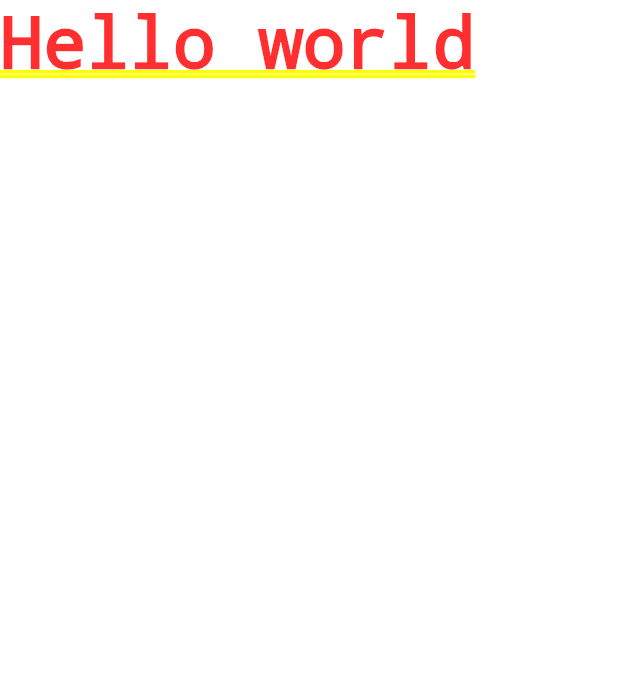
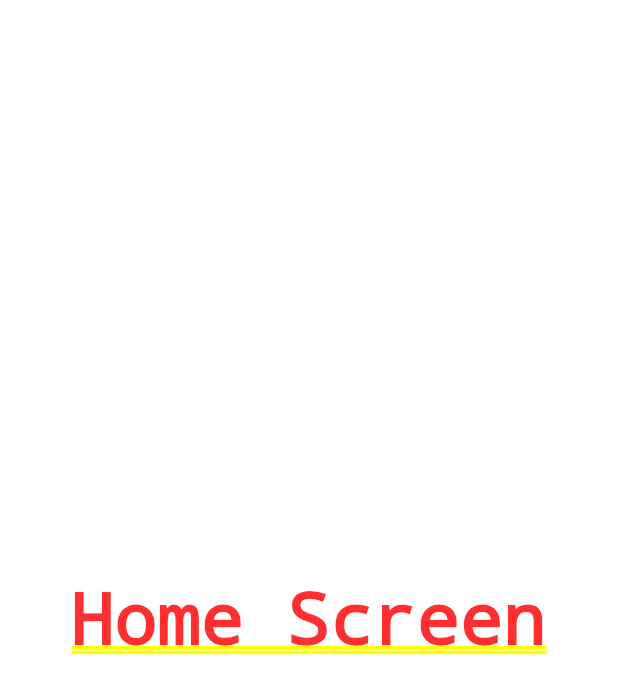
Before and after one commit to ChristianTC/counter_app_flutter, a Flutter app: the screen it shows after launch, on a phone screen of 412 x 824 dp. Shown: the top 694 px of the screen. Run offline on Flutter 3.47's test engine with Material 2 defaults, Android fonts, the phone set to English and light mode, and no system bars.

```diff
--- a/lib/main.dart
+++ b/lib/main.dart
@@ -1,14 +1,17 @@
 import 'package:flutter/material.dart';
 
+import 'package:counter_app/screens/home_screen.dart';
+
 void main() {
-  runApp(MyApp());
+  runApp(const MyApp());
 }
 
 class MyApp extends StatelessWidget {
+  const MyApp({Key? key}) : super(key: key);
+
   @override
   Widget build(BuildContext context) {
-    return MaterialApp(
-      home: Text('Hello world'),
-    );
+    return const MaterialApp(
+        debugShowCheckedModeBanner: false, home: HomeScreen());
   }
 }
--- /dev/null
+++ b/lib/screens/home_screen.dart
@@ -0,0 +1,12 @@
+import 'package:flutter/material.dart';
+
+class HomeScreen extends StatelessWidget {
+  const HomeScreen({Key? key}) : super(key: key);
+
+  @override
+  Widget build(BuildContext context) {
+    return const Center(
+      child: Text('Home Screen'),
+    );
+  }
+}
```
Also changed, not shown: 1 other file.
